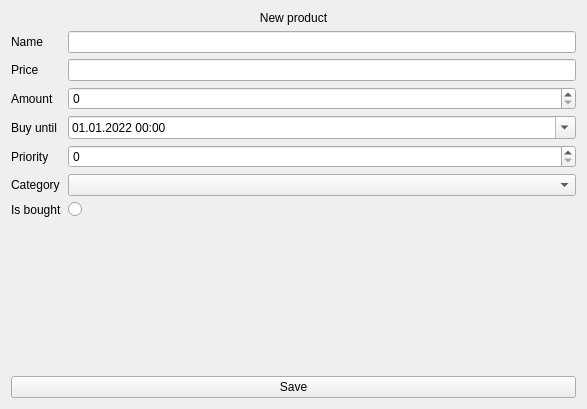
The window that src/Client/View/MainPage/Product/ProductCreateSubPage/ProductCreateSubPage.ui (iodream/Spend-Note) describes before a commit, drawn with Qt 5.
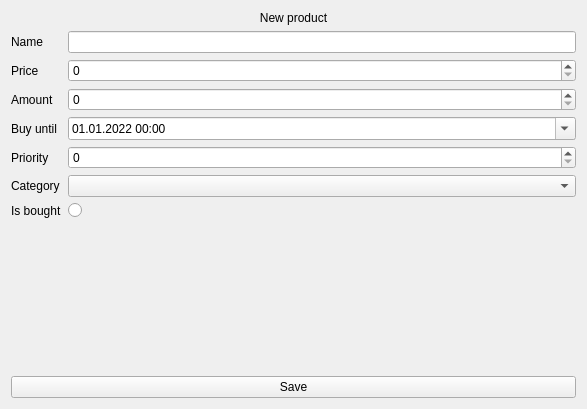
The same window after the commit.

Commit message: make Price field use QSpinBox. Remove unnecessary checks

Patch:
```diff
--- a/src/Client/View/MainPage/Product/ProductCreateSubPage/ProductCreateSubPage.ui
+++ b/src/Client/View/MainPage/Product/ProductCreateSubPage/ProductCreateSubPage.ui
@@ -43,9 +43,6 @@
        </property>
       </widget>
      </item>
-     <item row="1" column="1">
-      <widget class="QLineEdit" name="Price"/>
-     </item>
      <item row="2" column="0">
       <widget class="QLabel" name="AmountLabel">
        <property name="text">
@@ -114,6 +111,13 @@
      <item row="2" column="1">
       <widget class="QSpinBox" name="Amount"/>
      </item>
+     <item row="1" column="1">
+      <widget class="QSpinBox" name="Price">
+       <property name="maximum">
+        <number>100000</number>
+       </property>
+      </widget>
+     </item>
     </layout>
    </item>
    <item>
```
The commit also changes 6 other files.
